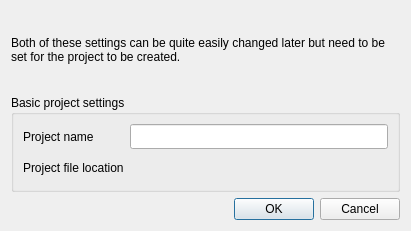
timbaker/ceed, file ceed/ui/NewProjectDialog.ui: the form before one commit.
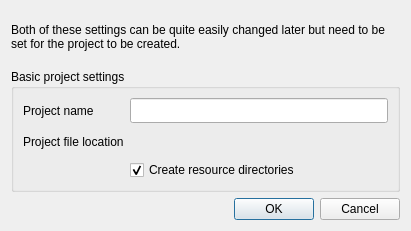
The form after the commit. Custom widgets are drawn as their Qt base class.

Commit message: Creating a new project now gives you the option to create some default resource directories in the project directory.  If you choose to, CEED will create the directories and won't bother the user with the project settings.  Otherwise, CEED will bring up the project settings activity and skips the sanity check, avoiding the unecessary warnings.

What changed in the file:
```diff
--- a/ceed/ui/NewProjectDialog.ui
+++ b/ceed/ui/NewProjectDialog.ui
@@ -118,6 +118,22 @@
         </property>
        </widget>
       </item>
+      <item row="2" column="1">
+       <widget class="QCheckBox" name="createDefaultDirectories">
+        <property name="enabled">
+         <bool>true</bool>
+        </property>
+        <property name="autoFillBackground">
+         <bool>false</bool>
+        </property>
+        <property name="text">
+         <string>Create resource directories</string>
+        </property>
+        <property name="checked">
+         <bool>true</bool>
+        </property>
+       </widget>
+      </item>
      </layout>
     </widget>
    </item>
```
The commit also changes 3 other files.
